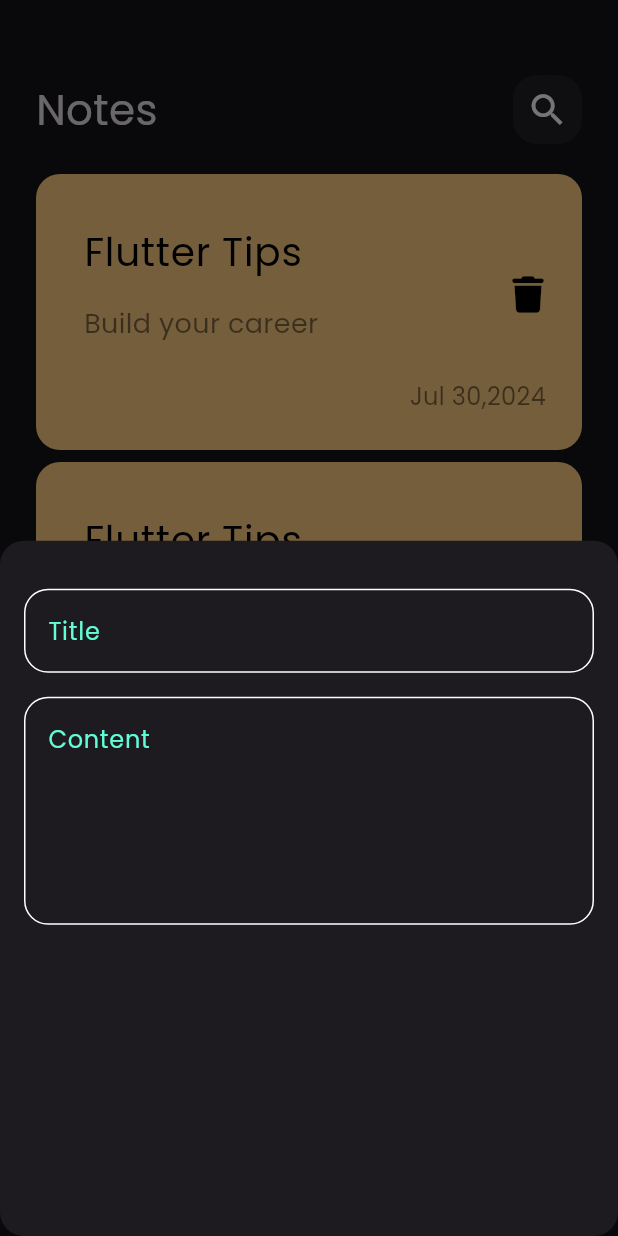
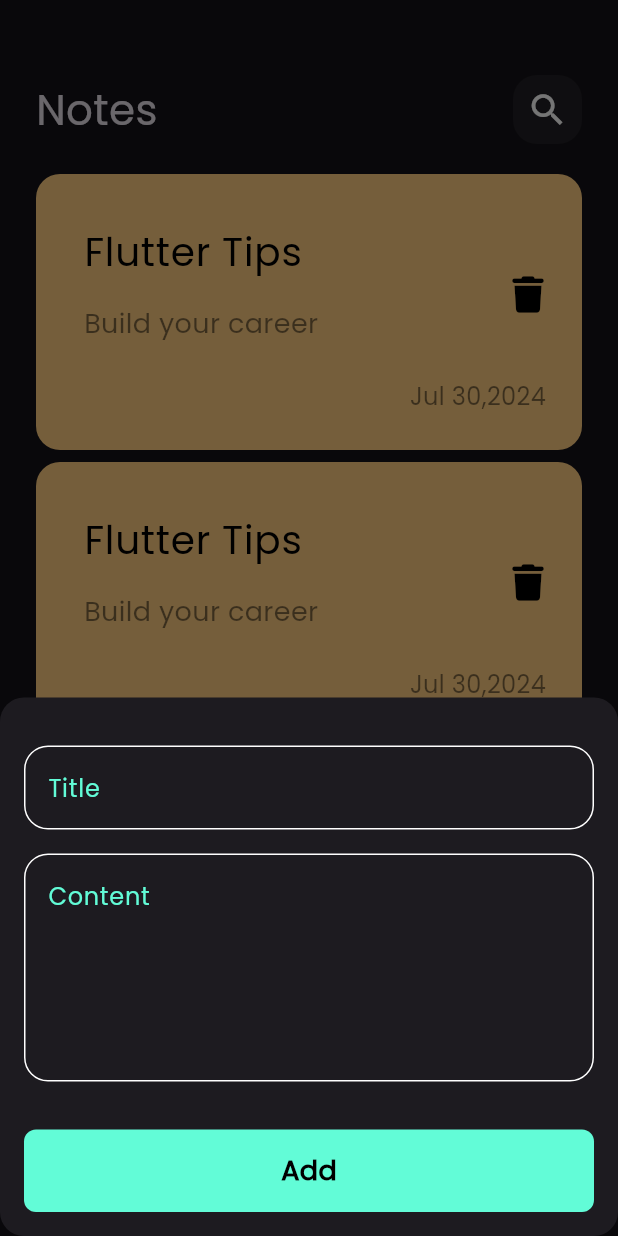
Before and after one commit to MhdIbrahim940/notes_app, a Flutter app: the screen it shows after launch, after a tap on the "add" icon, on a phone screen of 412 x 824 dp. Run offline on Flutter 3.47's test engine with Material 3 defaults, Android fonts, the phone set to English and light mode, and no system bars; our stand-ins replace font_awesome_flutter.

Commit message:
create custom buttom and finsh bottom sheet

```diff
--- a/lib/views/notes_view.dart
+++ b/lib/views/notes_view.dart
@@ -15,7 +15,7 @@ class NotesView extends StatelessWidget {
         onPressed: (){
           showModalBottomSheet(
             shape: RoundedRectangleBorder(
-              borderRadius: BorderRadius.circular(16),
+            borderRadius: BorderRadius.circular(16),
             ),
             context: context,
             builder: (context){
--- a/lib/widgets/add_note_bottom_sheet.dart
+++ b/lib/widgets/add_note_bottom_sheet.dart
@@ -1,4 +1,6 @@
 import 'package:flutter/material.dart';
+import 'package:notes_app/constants.dart';
+import 'package:notes_app/widgets/custom_bottom.dart';
 
 import 'custom_text_field.dart';
 
@@ -12,16 +14,15 @@ class AddNoteBottomSheet extends StatelessWidget {
     return  const Padding(
       padding:  EdgeInsets.symmetric(horizontal: 16),
       child:
-         Column(
+         SingleChildScrollView(
+           child: Column(
             children: [
               SizedBox(
                 height: 32,
               ),
-
               CustomTextField(
                 hint: 'Title'
               ),
-
               SizedBox(
                 height: 16,
               ),
@@ -29,8 +30,16 @@ class AddNoteBottomSheet extends StatelessWidget {
                 maxLines: 5,
                 hint: 'Content'
               ),
+              SizedBox(
+                height: 32,
+              ),
+              CustomButton(),
+               SizedBox(
+                height: 16,
+              ),
 
             ],
+                   ),
          ),
 
     );
--- /dev/null
+++ b/lib/widgets/custom_bottom.dart
@@ -0,0 +1,29 @@
+import 'package:flutter/material.dart';
+import 'package:notes_app/constants.dart';
+
+
+class CustomButton extends StatelessWidget{
+   const CustomButton ({super.key});
+
+  @override
+  Widget  build(BuildContext context){
+    return Container(
+      width: MediaQuery.of(context).size.width,
+      height: 55,
+      decoration: BoxDecoration(
+        color: kPrimaryColor,
+        borderRadius: BorderRadius.circular(8),
+      ),
+       child: const Center(
+        child: Text(
+          'Add',
+          style: TextStyle(
+            color: myBlack,
+            fontWeight: FontWeight.bold,
+            fontSize: 18,
+          ),
+        ),
+        ),
+        );
+  }
+}
--- a/lib/widgets/custom_note_item.dart
+++ b/lib/widgets/custom_note_item.dart
@@ -1,5 +1,6 @@
 import 'package:flutter/material.dart';
 import 'package:font_awesome_flutter/font_awesome_flutter.dart';
+import 'package:notes_app/constants.dart';
 
 
 class NoteItem extends StatelessWidget {
@@ -20,7 +21,7 @@ class NoteItem extends StatelessWidget {
             title: const Text(
               'Flutter Tips',
               style: TextStyle(
-                color: Colors.black,
+                color: myBlack,
                 fontSize:26,
               ),
               ),
--- a/lib/widgets/notes_view_body.dart
+++ b/lib/widgets/notes_view_body.dart
@@ -13,7 +13,6 @@ class NotesViewBody extends StatelessWidget {
       padding: EdgeInsets.symmetric(horizontal: 24),
       child: Column(
         children: [
-         // floatingActionButton: FloatingActionButton
           SizedBox(
             height: 50,
           ),
```
Also changed, not shown: lib/constants.dart (line endings or trailing spaces). Lines whose indentation alone changed are shown as unchanged.
